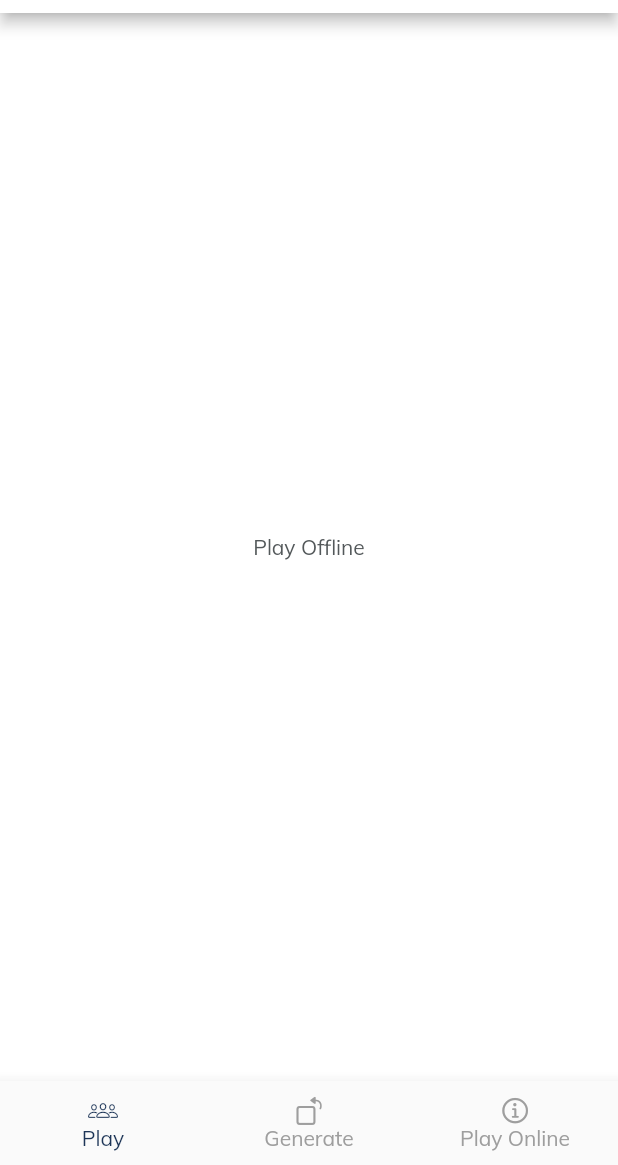
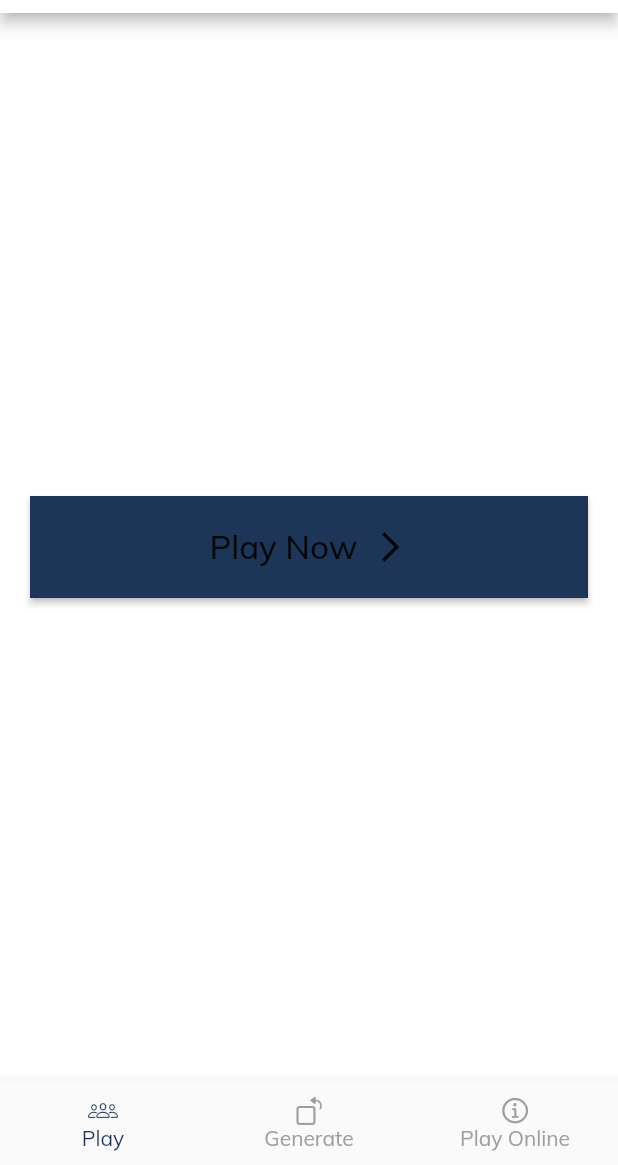
Before and after one commit to israelglory/truth-or-dare, a Flutter app: the BottomNavigationView screen opened directly, on a phone screen of 412 x 824 dp, the part 71-1236 px from its top. Run offline on Flutter 3.47's test engine with Material 2 defaults, Android fonts, the phone set to English and light mode, and no system bars; our stand-ins replace device_preview, get, google_fonts; statements that could not run were skipped.

Commit message:
add player design and feature

```diff
--- a/lib/features/generate_t_or_d/generate_t_or_d_view.dart
+++ b/lib/features/generate_t_or_d/generate_t_or_d_view.dart
@@ -56,6 +56,7 @@ Widget gridItem(String name) {
       child: AppText(
         name,
         color: Colors.black,
+        size: 25,
       ),
     ),
   );
--- /dev/null
+++ b/lib/features/play_physical/play_physical_controller.dart
@@ -0,0 +1,3 @@
+import 'package:t_or_d/routes/exports.dart';
+
+class PlayPhysicalController extends GetxController {}
--- /dev/null
+++ b/lib/features/play_physical/play_physical_view.dart
@@ -0,0 +1,47 @@
+import 'package:flutter/src/widgets/container.dart';
+import 'package:flutter/src/widgets/framework.dart';
+import 'package:t_or_d/components/app_button.dart';
+import 'package:t_or_d/features/play_physical/add_player/add_players_view.dart';
+import 'package:t_or_d/features/play_physical/play_physical_controller.dart';
+import 'package:t_or_d/routes/exports.dart';
+
+class PlayPhysicalView extends StatelessWidget {
+  const PlayPhysicalView({super.key});
+
+  @override
+  Widget build(BuildContext context) {
+    return GetBuilder<PlayPhysicalController>(
+      init: PlayPhysicalController(),
+      builder: (controller) {
+        return Padding(
+          padding: const EdgeInsets.only(left: 20.0, right: 20.0),
+          child: Center(
+            child: AppButton(
+              onPressed: () {
+                Get.to(() => AddPlayersView());
+              },
+              color: AppColors.primaryColor,
+              child: Container(
+                padding: const EdgeInsets.only(top: 20, bottom: 20),
+                child: Row(
+                  crossAxisAlignment: CrossAxisAlignment.center,
+                  mainAxisAlignment: MainAxisAlignment.center,
+                  children: const [
+                    AppText(
+                      'Play Now',
+                      size: 22,
+                    ),
+                    SizedBox(
+                      width: 10.0,
+                    ),
+                    Icon(Icons.arrow_forward_ios_outlined)
+                  ],
+                ),
+              ),
+            ),
+          ),
+        );
+      },
+    );
+  }
+}
--- a/lib/features/t_or_d/bottom_nav_controller.dart
+++ b/lib/features/t_or_d/bottom_nav_controller.dart
@@ -1,12 +1,11 @@
 import 'package:t_or_d/features/generate_t_or_d/generate_t_or_d_view.dart';
+import 'package:t_or_d/features/play_physical/play_physical_view.dart';
 import 'package:t_or_d/routes/exports.dart';
 
 class BottomNavController extends GetxController {
   int selectedIndex = 1;
   final List children = [
-    Center(
-      child: AppText('Play Offline'),
-    ),
+    PlayPhysicalView(),
     GenerateTorDView(),
     Center(
       child: AppText('Play online'),
--- a/lib/theme.dart
+++ b/lib/theme.dart
@@ -16,7 +16,7 @@ abstract class AppColors {
 
 abstract class _LightColors {
   static const background = Colors.white;
-  static const card = AppColors.cardLight;
+  static const card = Color.fromARGB(255, 255, 255, 255);
 }
 
 abstract class _DarkColors {
@@ -64,6 +64,7 @@ class AppTheme {
   static ThemeData dark() => ThemeData(
         brightness: Brightness.dark,
         visualDensity: visualDensity,
+        primaryColor: AppColors.textLigth,
         textTheme:
             GoogleFonts.interTextTheme().apply(bodyColor: AppColors.textLigth),
         backgroundColor: _DarkColors.background,
@@ -72,6 +73,8 @@ class AppTheme {
           style: ElevatedButton.styleFrom(primary: AppColors.secondary),
         ),
         cardColor: _DarkColors.card,
+        focusColor: Colors.white,
+
         /*textTheme: const TextTheme(
           headline1: TextStyle(
               color: AppColors.textLigth,
```
Also changed, not shown: lib/features/play_physical/add_player/add_players_controller.dart (added, +39 -0 lines), lib/features/play_physical/add_player/add_players_view.dart (added, +188 -0 lines), lib/main.dart (+6 -5 lines).
